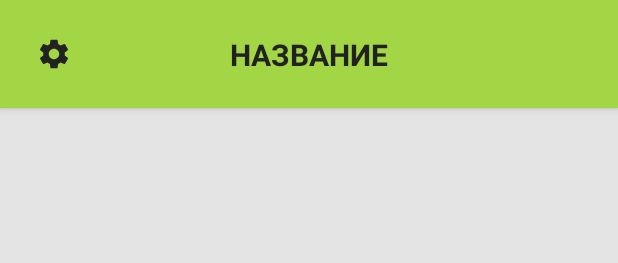
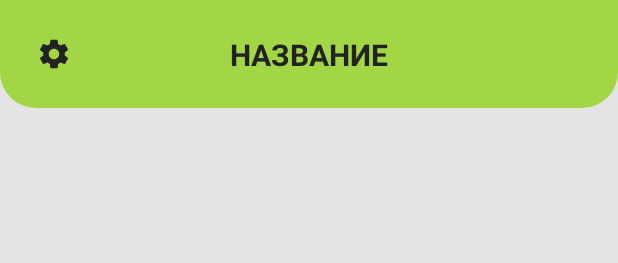
Before and after one commit to Hart1404/miniature-octo-couscous, an Android app: the layout activity_main.xml on its own in the app's theme, with its tools: preview values and no code run, on a phone screen of 412 x 824 dp. Shown: the top 263 px of the screen. Run offline under Robolectric (Android 15) with nearby library versions, the phone set to English and light mode, and no system bars.

```diff
--- /dev/null
+++ b/app/src/main/res/drawable/bg_appbar.xml
@@ -0,0 +1,9 @@
+<?xml version="1.0" encoding="utf-8"?>
+<shape xmlns:android="http://schemas.android.com/apk/res/android">
+    <solid android:color="#A3D645" />
+    <corners
+        android:bottomLeftRadius="24dp"
+        android:bottomRightRadius="24dp"
+        android:topLeftRadius="0dp"
+        android:topRightRadius="0dp" />
+</shape>
--- /dev/null
+++ b/app/src/main/res/drawable/bg_toolbar.xml
@@ -0,0 +1,7 @@
+<?xml version="1.0" encoding="utf-8"?>
+<shape xmlns:android="http://schemas.android.com/apk/res/android">
+    <solid android:color="#FFF" />
+    <corners
+        android:bottomLeftRadius="24dp"
+        android:bottomRightRadius="24dp" />
+</shape>
--- a/app/src/main/res/layout/activity_main.xml
+++ b/app/src/main/res/layout/activity_main.xml
@@ -8,17 +8,14 @@
     tools:context=".MainActivity">
 
     <!-- Верхняя панель -->
-    <androidx.cardview.widget.CardView
+    <FrameLayout
         android:id="@+id/appBar"
         android:layout_width="0dp"
         android:layout_height="72dp"
-        app:cardCornerRadius="0dp"
-        app:cardElevation="4dp"
-        app:cardBackgroundColor="#A3D645"
+        android:background="@drawable/bg_appbar"
         app:layout_constraintTop_toTopOf="parent"
         app:layout_constraintStart_toStartOf="parent"
-        app:layout_constraintEnd_toEndOf="parent"
-        android:backgroundTint="#A3D645">
+        app:layout_constraintEnd_toEndOf="parent">
 
         <androidx.constraintlayout.widget.ConstraintLayout
             android:layout_width="match_parent"
@@ -75,7 +72,7 @@
                 android:visibility="gone" />
 
         </androidx.constraintlayout.widget.ConstraintLayout>
-    </androidx.cardview.widget.CardView>
+    </FrameLayout>
 
     <!-- Контейнер для фрагментов -->
     <FrameLayout
```
